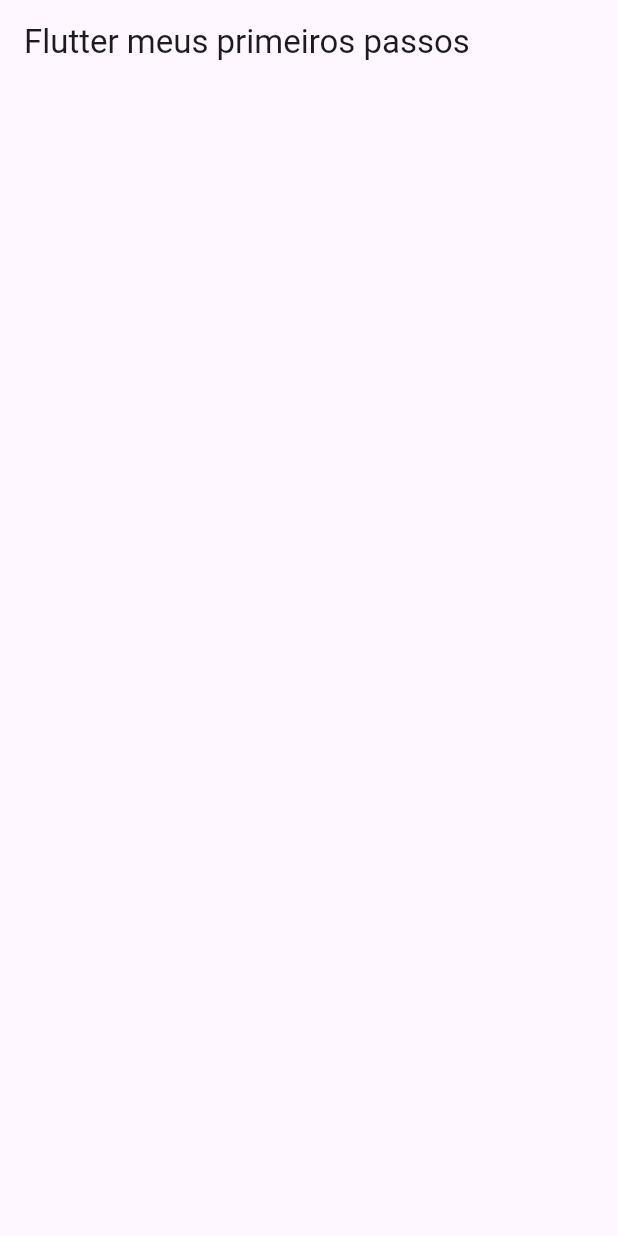
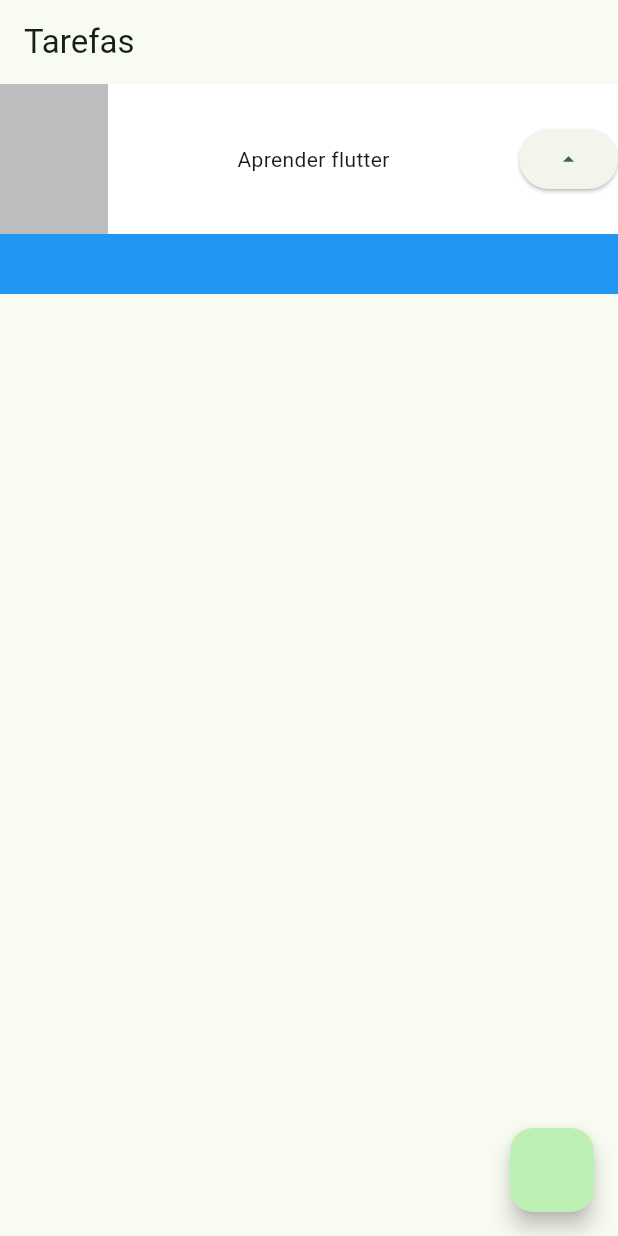
Before and after one commit to juliannamariano/ALURA-fluttler, a Flutter app: the screen it shows after launch, on a phone screen of 412 x 824 dp. Run offline on Flutter 3.47's test engine with Material 3 defaults, Android fonts, the phone set to English and light mode, and no system bars.

Commit message:
feat: implementação inicial do layout usando widget personalizado

```diff
--- a/primeiro_projeto_flutter/lib/main.dart
+++ b/primeiro_projeto_flutter/lib/main.dart
@@ -16,12 +16,34 @@ home: é a tela inicial do app — nesse caso, um Stack.*/
     return MaterialApp(
       title: 'Flutter Demo',
       theme: ThemeData(
-        colorScheme: ColorScheme.fromSeed(seedColor: Colors.deepPurple),
+        colorScheme: ColorScheme.fromSeed(seedColor: Colors.green),
       ),
-      home: Scaffold( //widget do material design. Ele pede alguns parâmetros: TOPO, MEIO, FUNDO
-        appBar: AppBar(
-          title: Text('Flutter meus primeiros passos'),
+      home: Scaffold(
+        //widget do material design. Ele pede alguns parâmetros: TOPO, MEIO, FUNDO
+        appBar: AppBar(title: Text('Tarefas')),
+        body: Container(
+          child: Stack(
+            children: [
+              Container(color: Colors.blue, height: 140),
+              Container(
+                color: Colors.white,
+                height: 100,
+                child: Row(
+                  mainAxisAlignment: MainAxisAlignment.spaceBetween,
+                  children: [
+                    Container(color: Colors.black26, width: 72, height: 100),
+                    Text('Aprender flutter'),
+                    ElevatedButton(
+                      onPressed: () {},
+                      child: Icon(Icons.arrow_drop_up),
+                    ),
+                  ],
+                ),
+              ),
+            ],
+          ),
         ),
+        floatingActionButton: FloatingActionButton(onPressed: () {}),
       ),
     );
   }
```
